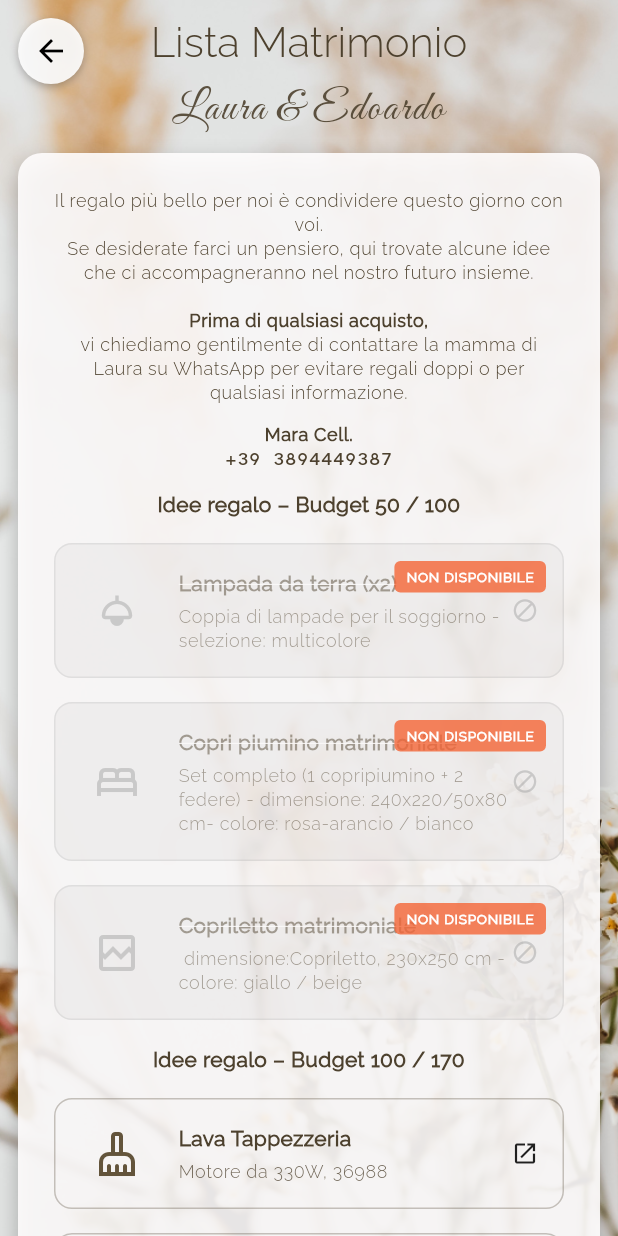
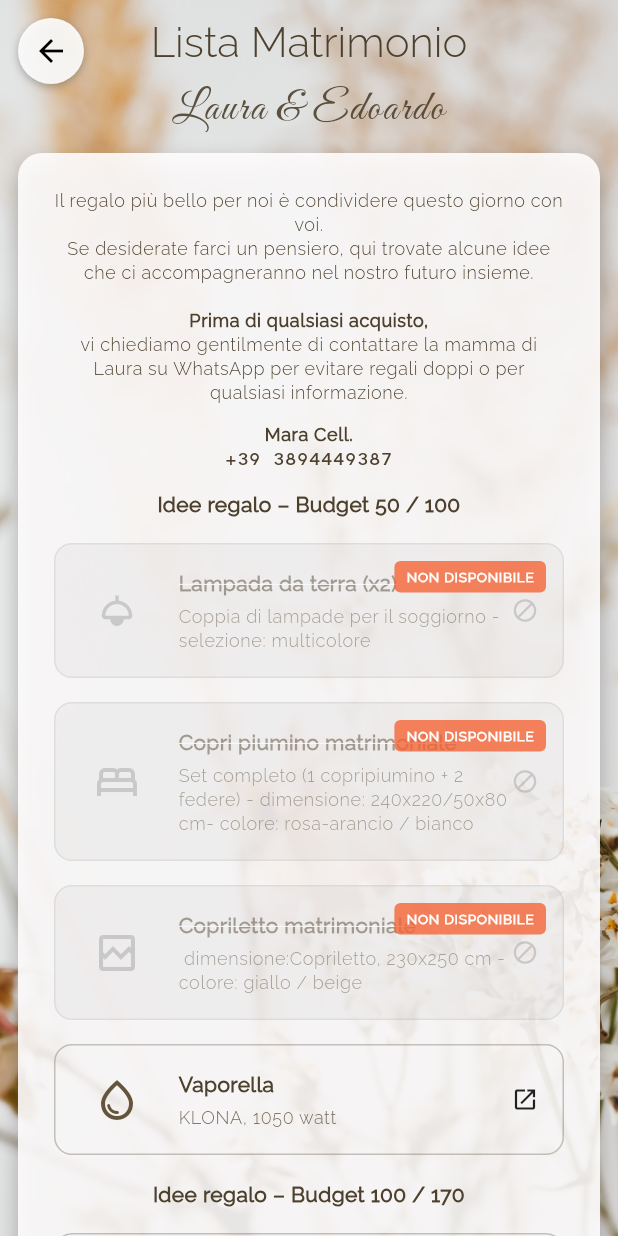
Before and after one commit to LauraG2000/Wedding, a Flutter app: the WeddingList screen opened directly, on a phone screen of 412 x 824 dp. Run offline on Flutter 3.47's test engine with Material 3 defaults, Android fonts, the phone set to English and light mode, and no system bars; our stand-ins replace chopper; generated files the repository leaves out were written again.

Commit message:
Aggiunto articolo

```diff
--- a/lib/features/support/pages/wedding_list.dart
+++ b/lib/features/support/pages/wedding_list.dart
@@ -169,6 +169,17 @@ class WeddingList extends StatelessWidget {
                             //   subtitle: ' dimensione:Copriletto, 230x250 cm - colore: giallo / beige',
                             //   link: 'https://www.ikea.com/it/it/p/indira-copriletto-giallo-beige-00582630/#content',
                             // ),
+                            const SizedBox(height: PaddingValues.p16),
+
+                            _item(
+                              context,
+                              icon: Icons.water_drop_outlined,
+                              iconSize: IconSize.s32,
+                              title: 'Vaporella',
+                              subtitle: 'KLONA, 1050 watt',
+                              link:
+                                  'https://www.amazon.it/dp/B0GY2QVJVW?ref=cm_sw_r_cso_wa_apan_dp_V9HDK56JPZEJBEW2EGAA&ref_=cm_sw_r_cso_wa_apan_dp_V9HDK56JPZEJBEW2EGAA&social_share=cm_sw_r_cso_wa_apan_dp_V9HDK56JPZEJBEW2EGAA&th=1',
+                            ),
                             const SizedBox(height: PaddingValues.p16),
 
                             Text(
```
